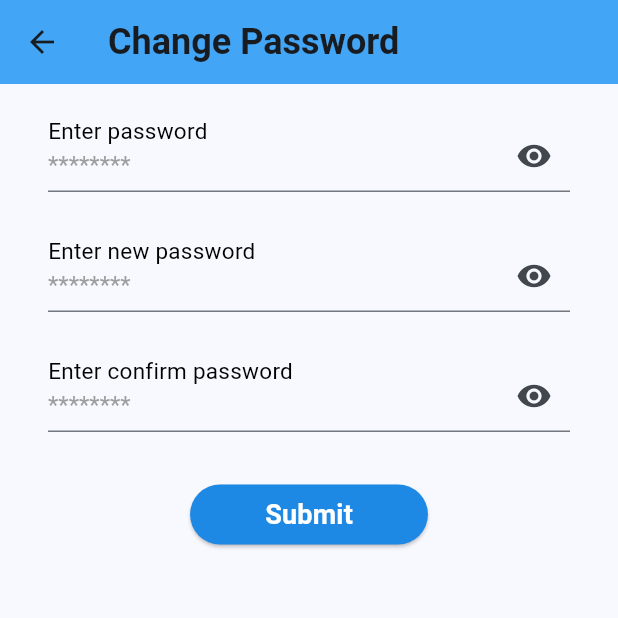
After one commit to NguyenPhuoc03/hotel_booking_app, a Flutter app: the ChangePasswordScreen screen opened by its route, on a phone screen of 412 x 824 dp, the top half of it. The commit adds this screen. Run offline on Flutter 3.47's test engine with Material 3 defaults, Android fonts, the phone set to English and light mode, and no system bars; our stand-ins replace badges, date_time_picker, flutter_rating_bar, intro_slider, modal_bottom_sheet, separated_column and 1 more; accounts and stored records are empty; Roboto replaces fonts that are missing (RobotoMono).

Commit message:
290824: complete basic UI/UX

```diff
--- a/lib/viewmodels/login_view_model.dart
+++ /dev/null
@@ -1,11 +0,0 @@
-import 'package:flutter/material.dart';
-
-class LoginViewModel extends ChangeNotifier {
-  bool _isPasswordVisible = true;
-
-  bool get isPasswordVisible => _isPasswordVisible;
-  void togglePasswordVisible() {
-    _isPasswordVisible = !_isPasswordVisible;
-    notifyListeners();
-  }
-}
--- a/lib/viewmodels/signup_view_model.dart
+++ /dev/null
@@ -1,19 +0,0 @@
-import 'package:flutter/material.dart';
-
-class SignupViewModel extends ChangeNotifier {
-  bool _isPasswordVisible = true;
-  bool _isConfirmPasswordVisible = true;
-
-  bool get isPasswordVisible => _isPasswordVisible;
-  bool get isConfirmPasswordVisible => _isConfirmPasswordVisible;
-
-  void togglePasswordVisible() {
-    _isPasswordVisible = !_isPasswordVisible;
-    notifyListeners();
-  }
-
-  void toggleConfirmPasswordVisible() {
-    _isConfirmPasswordVisible = !_isConfirmPasswordVisible;
-    notifyListeners();
-  }
-}
--- /dev/null
+++ b/lib/views/screens/change_password_screen.dart
@@ -0,0 +1,63 @@
+import 'package:flutter/material.dart';
+import 'package:hotel_booking_app/views/widgets/button/save_elevated_button.dart';
+import 'package:hotel_booking_app/views/widgets/text_field/information_text_field.dart';
+
+class ChangePasswordScreen extends StatefulWidget {
+  const ChangePasswordScreen({super.key});
+
+  @override
+  State<ChangePasswordScreen> createState() => _ChangePasswordScreenState();
+}
+
+class _ChangePasswordScreenState extends State<ChangePasswordScreen> {
+  TextEditingController currentPasswordController = TextEditingController();
+  TextEditingController newPasswordController = TextEditingController();
+  TextEditingController confirmPasswordController = TextEditingController();
+  late ThemeData myTheme;
+  @override
+  Widget build(BuildContext context) {
+    myTheme = Theme.of(context);
+    return Scaffold(
+      appBar: AppBar(
+        title: Text("Change Password"),
+        elevation: 0.0,
+        backgroundColor: Colors.blue.shade400,
+      ),
+      body: Container(
+        padding: EdgeInsets.symmetric(horizontal: 32, vertical: 8),
+        child: Column(
+          children: [
+            InformationTextField(
+              controller: currentPasswordController,
+              labelText: "Enter password",
+              placeholder: "********",
+              isPasswordTextField: true,
+              padding: EdgeInsets.symmetric(vertical: 16),
+            ),
+            InformationTextField(
+              controller: newPasswordController,
+              labelText: "Enter new password",
+              placeholder: "********",
+              isPasswordTextField: true,
+              padding: EdgeInsets.symmetric(vertical: 16),
+            ),
+            InformationTextField(
+              controller: confirmPasswordController,
+              labelText: "Enter confirm password",
+              placeholder: "********",
+              isPasswordTextField: true,
+              padding: EdgeInsets.symmetric(vertical: 16),
+            ),
+            SizedBox(
+              height: 15,
+            ),
+            SaveElevatedButton(
+              onPressed: () {},
+              labelButton: "Submit",
+            ),
+          ],
+        ),
+      ),
+    );
+  }
+}
--- /dev/null
+++ b/lib/views/widgets/button/save_elevated_button.dart
@@ -0,0 +1,30 @@
+import 'package:flutter/material.dart';
+
+class SaveElevatedButton extends StatelessWidget {
+  SaveElevatedButton(
+      {super.key,
+      required this.onPressed,
+      required this.labelButton,
+      Color? backgroundColor}) : backgroundColor = backgroundColor ?? Colors.blue.shade600;
+  final VoidCallback onPressed;
+  final String labelButton;
+  final Color backgroundColor;
+  late ThemeData myTheme;
+
+  @override
+  Widget build(BuildContext context) {
+    myTheme = Theme.of(context);
+    return ElevatedButton(
+      onPressed: onPressed,
+      child: Text(
+        labelButton,
+        style: myTheme.textTheme.titleMedium,
+      ),
+      style: ElevatedButton.styleFrom(
+          backgroundColor: backgroundColor,
+          padding: EdgeInsets.symmetric(horizontal: 50),
+          shape:
+              RoundedRectangleBorder(borderRadius: BorderRadius.circular(20), )),
+    );
+  }
+}
--- /dev/null
+++ b/lib/views/widgets/text_field/information_text_field.dart
@@ -0,0 +1,61 @@
+import 'package:flutter/material.dart';
+
+class InformationTextField extends StatefulWidget {
+  InformationTextField({
+    super.key,
+    required this.labelText,
+    required this.placeholder,
+    this.isPasswordTextField = false,
+    required this.controller,
+    this.padding = const EdgeInsets.symmetric(vertical: 8),
+  });
+  final TextEditingController controller;
+  final String labelText;
+  final String placeholder;
+  final bool isPasswordTextField;
+  final EdgeInsets padding;
+
+  @override
+  State<InformationTextField> createState() => _InformationTextFieldState();
+}
+
+class _InformationTextFieldState extends State<InformationTextField> {
+  bool isObscurePassword = true;
+  late ThemeData myTheme;
+  @override
+  Widget build(BuildContext context) {
+    myTheme = Theme.of(context);
+    return Padding(
+      padding: widget.padding,
+      child: TextField(
+        controller: widget.controller,
+        obscureText: widget.isPasswordTextField ? isObscurePassword : false,
+        style: myTheme.textTheme.displayMedium,
+        decoration: InputDecoration(
+          //neu la textfield cua password thi hien thi icon eye
+          suffixIcon: widget.isPasswordTextField
+              ? IconButton(
+                  onPressed: () {
+                    setState(() {
+                      isObscurePassword = !isObscurePassword;
+                    });
+                  },
+                  icon: Icon(
+                    isObscurePassword ? Icons.visibility : Icons.visibility_off,
+                  ),
+                )
+              : null,
+          contentPadding: EdgeInsets.only(bottom: 4),
+          labelText: widget.labelText,
+          labelStyle: myTheme.textTheme.bodyMedium
+              ?.copyWith(fontWeight: FontWeight.normal, fontSize: 20),
+          floatingLabelBehavior: FloatingLabelBehavior.always,
+          hintText: widget.placeholder,
+          hintStyle: myTheme.textTheme.headlineSmall?.copyWith(
+            color: Colors.grey,
+          ),
+        ),
+      ),
+    );
+  }
+}
```
Also changed, not shown: lib/main.dart (+7 -9 lines), lib/views/screens/edit_profile_screen.dart (added, +164 -0 lines), lib/views/screens/home_screen.dart (+7 -2 lines), lib/views/screens/hotel_list_screen.dart (+6 -1 lines), lib/views/screens/profile_screen.dart (+18 -2 lines), lib/views/widgets/button/cancel_outline_button.dart (added, +25 -0 lines), lib/views/widgets/button/min_h60_button.dart (added, +26 -0 lines), lib/views/widgets/button/w120_h50_button.dart (added, +36 -0 lines), lib/views/widgets/card/hotel_information_column_card.dart (+4 -5 lines), lib/views/widgets/card/hotel_utilities_card.dart (+3 -15 lines), lib/views/widgets/list_title/profile_item_list_title.dart (+11 -2 lines), lib/views/widgets/tab_bar_view/login_tab_bar_view.dart (+30 -47 lines), lib/views/widgets/tab_bar_view/signup_tab_bar_view.dart (+29 -63 lines).
